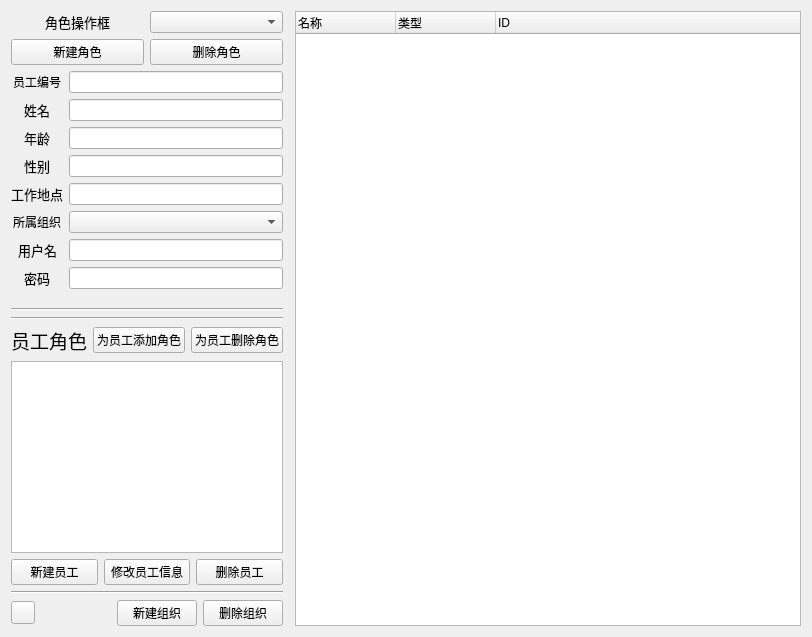
Qt form xt/code/ui/Admin.ui (joker20020/ERP) before a commit.
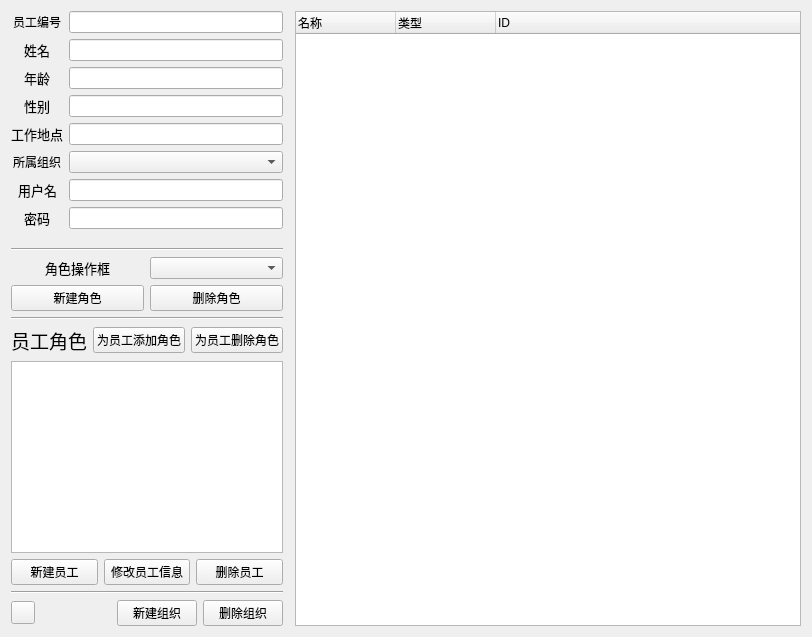
The same form after that commit. Custom widgets are drawn as their Qt base class.

```diff
--- a/xt/code/ui/Admin.ui
+++ b/xt/code/ui/Admin.ui
@@ -15,47 +15,7 @@
   </property>
   <layout class="QHBoxLayout" name="horizontalLayout" stretch="0,0,4">
    <item>
-    <layout class="QVBoxLayout" name="verticalLayout_2" stretch="0,0,2,0,0,0,0,0,0,1">
-     <item>
-      <layout class="QHBoxLayout" name="horizontalLayout_6">
-       <item>
-        <widget class="StrongBodyLabel" name="workerCharacterL">
-         <property name="font">
-          <font>
-           <pointsize>10</pointsize>
-          </font>
-         </property>
-         <property name="text">
-          <string>角色操作框</string>
-         </property>
-         <property name="alignment">
-          <set>Qt::AlignCenter</set>
-         </property>
-        </widget>
-       </item>
-       <item>
-        <widget class="ComboBox" name="workerCharacter"/>
-       </item>
-      </layout>
-     </item>
-     <item>
-      <layout class="QHBoxLayout" name="horizontalLayout_4">
-       <item>
-        <widget class="PushButton" name="characterNew">
-         <property name="text">
-          <string>新建角色</string>
-         </property>
-        </widget>
-       </item>
-       <item>
-        <widget class="PrimaryPushButton" name="characterRemove">
-         <property name="text">
-          <string>删除角色</string>
-         </property>
-        </widget>
-       </item>
-      </layout>
-     </item>
+    <layout class="QVBoxLayout" name="verticalLayout_2" stretch="2,0,0,0,0,0,0,0,0,1">
      <item>
       <layout class="QFormLayout" name="formLayout_2">
        <property name="sizeConstraint">
@@ -186,6 +146,46 @@
        </property>
       </widget>
      </item>
+     <item>
+      <layout class="QHBoxLayout" name="horizontalLayout_6">
+       <item>
+        <widget class="StrongBodyLabel" name="workerCharacterL">
+         <property name="font">
+          <font>
+           <pointsize>10</pointsize>
+          </font>
+         </property>
+         <property name="text">
+          <string>角色操作框</string>
+         </property>
+         <property name="alignment">
+          <set>Qt::AlignCenter</set>
+         </property>
+        </widget>
+       </item>
+       <item>
+        <widget class="ComboBox" name="workerCharacter"/>
+       </item>
+      </layout>
+     </item>
+     <item>
+      <layout class="QHBoxLayout" name="horizontalLayout_4">
+       <item>
+        <widget class="PushButton" name="characterNew">
+         <property name="text">
+          <string>新建角色</string>
+         </property>
+        </widget>
+       </item>
+       <item>
+        <widget class="PrimaryPushButton" name="characterRemove">
+         <property name="text">
+          <string>删除角色</string>
+         </property>
+        </widget>
+       </item>
+      </layout>
+     </item>
      <item>
       <widget class="Line" name="line">
        <property name="orientation">
@@ -343,6 +343,11 @@
    <extends>QLabel</extends>
    <header>qfluentwidgets</header>
   </customwidget>
+  <customwidget>
+   <class>PrimaryPushButton</class>
+   <extends>QPushButton</extends>
+   <header>qfluentwidgets</header>
+  </customwidget>
   <customwidget>
    <class>ComboBox</class>
    <extends>QComboBox</extends>
@@ -353,11 +358,6 @@
    <extends>QLineEdit</extends>
    <header>qfluentwidgets</header>
   </customwidget>
-  <customwidget>
-   <class>PrimaryPushButton</class>
-   <extends>QPushButton</extends>
-   <header>qfluentwidgets</header>
-  </customwidget>
   <customwidget>
    <class>ToolButton</class>
    <extends>QToolButton</extends>
```
